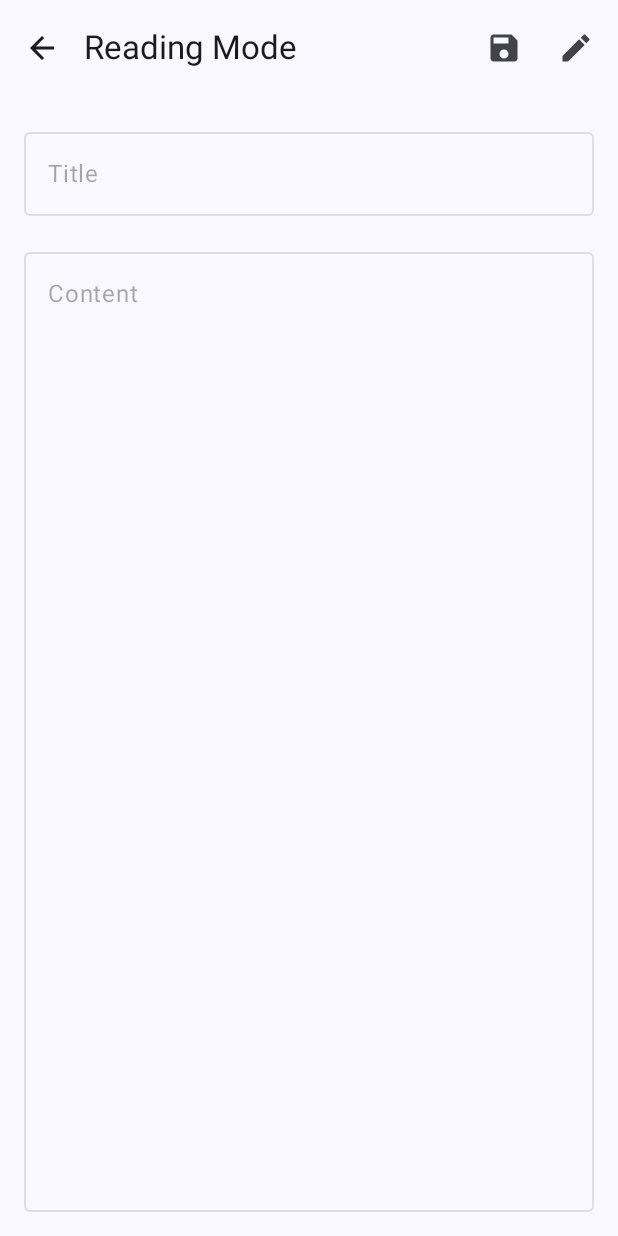
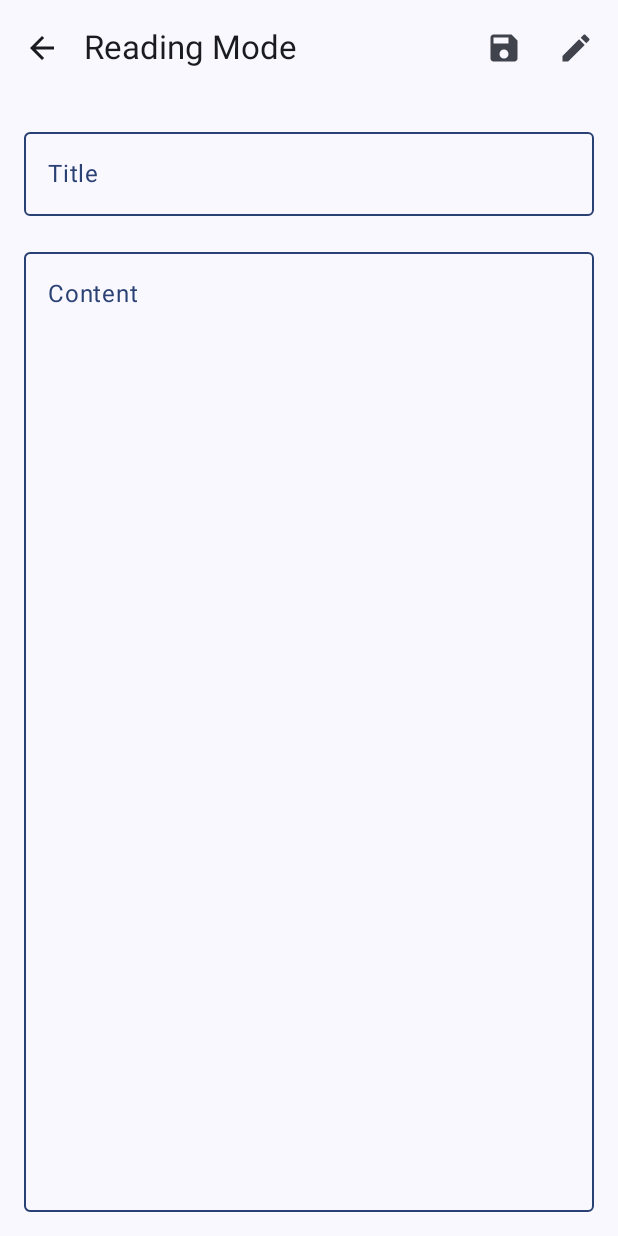
Before and after one commit to eyeronic09/Note_app, an Android app built with Jetpack Compose: the composable ViewAndEditScreen called with empty values, on a phone screen of 412 x 824 dp. Run offline under Robolectric (Android 15) with nearby library versions, the phone set to English and light mode, and no system bars; our stand-ins replace Room's generated code; 1 statement that could not run was skipped.

Commit message:
feat: Add Rich Text Editor and enhance UI
This commit introduces a rich text editor for the note content and improves the UI by customizing the `OutlinedTextField` styles in the `ViewAndEditScreen`.

**Key Changes:**

-   **`build.gradle.kts`:**
    -   Added the `jp.wasabeef:richeditor-android:2.0.0` dependency to support rich text editing capabilities.

-   **`ViewAndEditScreen.kt`:**
    -   The `OutlinedTextField`s for both title and content now have customized colors using `OutlinedTextFieldDefaults.colors()`.
    -   The border, text, and label colors for the text fields are now set to the primary color of the material theme, enhancing the visual consistency, especially in disabled states.

-   **IDE Configuration:**
    -   Added a new run configuration named "F" to `.idea/deploymentTargetSelector.xml`.

```diff
--- a/app/build.gradle.kts
+++ b/app/build.gradle.kts
@@ -63,8 +63,9 @@ dependencies {
 
     //Navigation
     implementation("androidx.navigation:navigation-compose:2.9.6")
+    implementation("jp.wasabeef:richeditor-android:2.0.0") // Added this line
 
-    // Removed: implementation("com.mohamedrejeb.richeditor:richeditor-compose:1.0.0-rc13")
+     implementation("com.mohamedrejeb.richeditor:richeditor-compose:1.0.0-rc13")
 
     implementation(libs.androidx.core.ktx)
     implementation(libs.androidx.lifecycle.runtime.ktx)
--- a/app/src/main/java/com/example/noteapp/HomeScreen/Ui_prestentionLayer/EditAndViewScreen/ViewAndEditScreen.kt
+++ b/app/src/main/java/com/example/noteapp/HomeScreen/Ui_prestentionLayer/EditAndViewScreen/ViewAndEditScreen.kt
@@ -13,7 +13,9 @@ import androidx.compose.material.icons.filled.Save
 import androidx.compose.material3.ExperimentalMaterial3Api
 import androidx.compose.material3.Icon
 import androidx.compose.material3.IconButton
+import androidx.compose.material3.MaterialTheme
 import androidx.compose.material3.OutlinedTextField
+import androidx.compose.material3.OutlinedTextFieldDefaults
 import androidx.compose.material3.Scaffold
 import androidx.compose.material3.Text
 import androidx.compose.material3.TopAppBar
@@ -95,6 +97,7 @@ fun ViewAndEditScreen(
         }
     )
     { it ->
+        val constColorMaterial = MaterialTheme.colorScheme.primary
         Column(
             modifier = Modifier
                 .fillMaxSize()
@@ -104,7 +107,16 @@ fun ViewAndEditScreen(
             horizontalAlignment = Alignment.CenterHorizontally
         ) {
             OutlinedTextField(
-                modifier = Modifier.fillMaxWidth(),
+
+                modifier = Modifier
+                    .fillMaxWidth()
+                ,
+                colors = OutlinedTextFieldDefaults.colors(
+                    unfocusedBorderColor = constColorMaterial,
+                    disabledBorderColor = constColorMaterial,
+                    disabledTextColor  = constColorMaterial,
+                    disabledLabelColor = constColorMaterial
+                ),
                 value = uiState.title,
                 enabled = uiState.isWriting,
                 onValueChange = { newText ->
@@ -121,6 +133,12 @@ fun ViewAndEditScreen(
                 modifier = Modifier
                     .weight(1f)
                     .fillMaxWidth(),
+                colors = OutlinedTextFieldDefaults.colors(
+                    unfocusedBorderColor = constColorMaterial,
+                    disabledBorderColor = constColorMaterial,
+                    disabledTextColor  = constColorMaterial,
+                    disabledLabelColor = constColorMaterial
+                ),
                 value = uiState.content,
                 enabled = uiState.isWriting,
                 onValueChange = { newText ->
```
